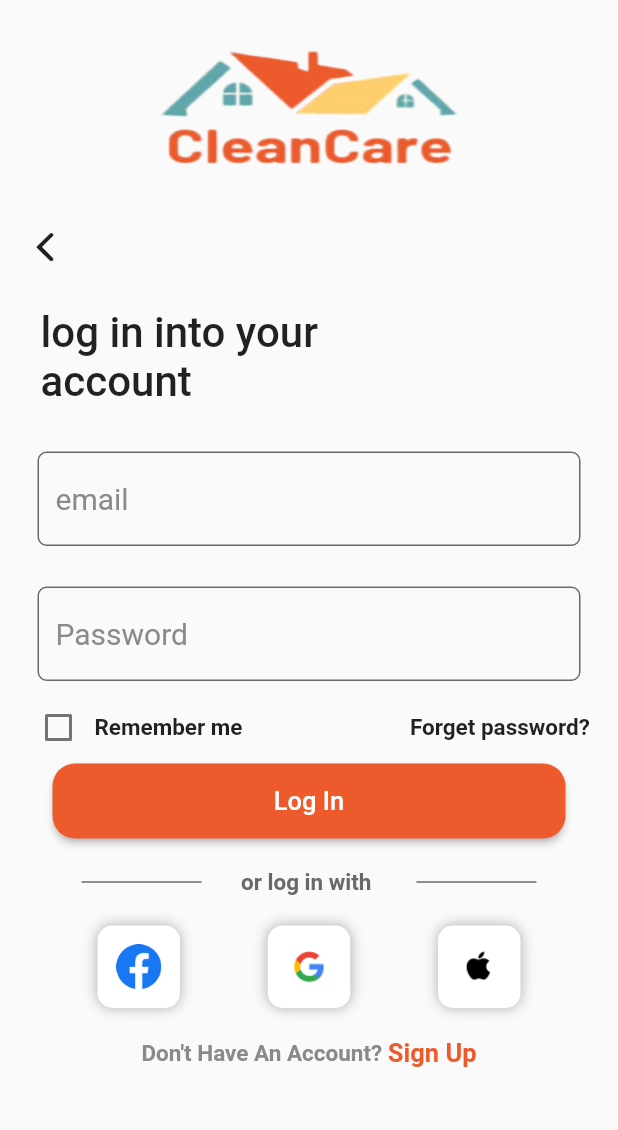
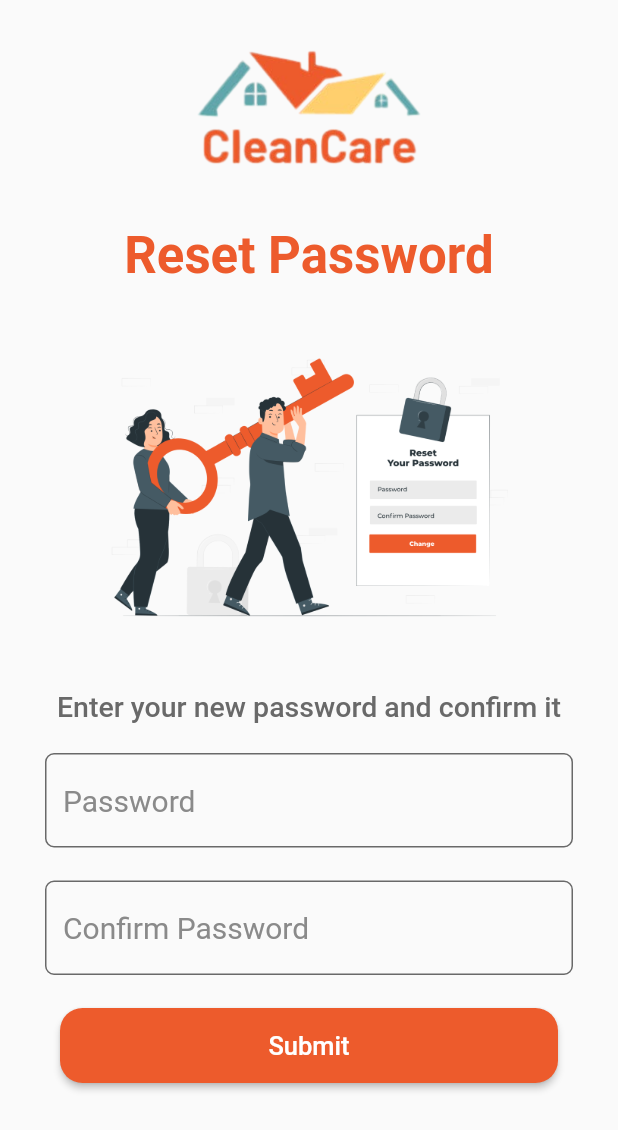
Before and after one commit to ENGMohamedAbdo-55/CleanCare-App, a Flutter app: the screen it shows after launch, on a phone screen of 412 x 824 dp. Shown: the top 1130 px of the screen. Run offline on Flutter 3.47's test engine with Material 2 defaults, Android fonts, the light colour scheme and no system bars.

Commit message:
finish reset pass screen ui

```diff
--- /dev/null
+++ b/lib/features/Auth/presentation/views/screens/reset_pass_view.dart
@@ -0,0 +1,66 @@
+
+import 'package:cleancare_app/core/utils/app_assets.dart';
+import 'package:cleancare_app/core/utils/app_colors.dart';
+import 'package:cleancare_app/features/Auth/presentation/views/widgets/custom_button.dart';
+import 'package:cleancare_app/features/Auth/presentation/views/widgets/custom_txt_field.dart';
+import 'package:flutter/cupertino.dart';
+import 'package:flutter/material.dart';
+
+class ResetPassView extends StatelessWidget {
+  const ResetPassView({super.key});
+
+  @override
+  Widget build(BuildContext context) {
+    return Scaffold(
+      body: ListView(physics: const BouncingScrollPhysics(),
+      children: [
+  Image.asset(
+              Assets.logo1,
+              height: 150,
+              width: 50,
+
+            ),
+            Center(
+              child: Text(
+                      'Reset Password',
+                      style: TextStyle(
+                          color: AppColors.mainColor,
+                          fontSize: 34,
+                          fontWeight: FontWeight.bold),
+                    ),
+            ),
+Image.asset(
+              Assets.resetPassImg,
+              height: 270,
+              width: 300,
+
+            ),
+ Center(
+              child: Text(
+                      'Enter your new password and confirm it',
+                      style: TextStyle(
+                          color: AppColors.grey,
+                          fontSize: 19,
+                          fontWeight: FontWeight.w500),
+                    ),
+            ),
+            const SizedBox(height: 20,),
+ const Padding(
+   padding:  EdgeInsets.symmetric(horizontal: 30.0),
+   child: CustomTextField(hintTxt: "Password"),
+ ),
+ const SizedBox(height: 15,),
+ const Padding(
+   padding:  EdgeInsets.symmetric(horizontal: 30.0),
+   child: CustomTextField(hintTxt: "Confirm Password"),
+ ),
+  const SizedBox(height: 15,),
+ Padding(
+   padding: const EdgeInsets.symmetric(horizontal: 40.0),
+   child: CustomMainButton(color: AppColors.mainColor, title: "Submit", titleColor: AppColors.white),
+ )
+
+      ],),
+    );
+  }
+}
--- a/lib/main.dart
+++ b/lib/main.dart
@@ -1,4 +1,4 @@
-import 'package:cleancare_app/features/Auth/presentation/views/screens/log_in_view.dart';
+import 'package:cleancare_app/features/Auth/presentation/views/screens/reset_pass_view.dart';
 import 'package:flutter/material.dart';
 
 
@@ -14,7 +14,7 @@ class MyApp extends StatelessWidget {
   Widget build(BuildContext context) {
     return const MaterialApp(
     debugShowCheckedModeBanner: false,
-      home: LogInView(),
+      home: ResetPassView(),
     );
   }
 }
```
